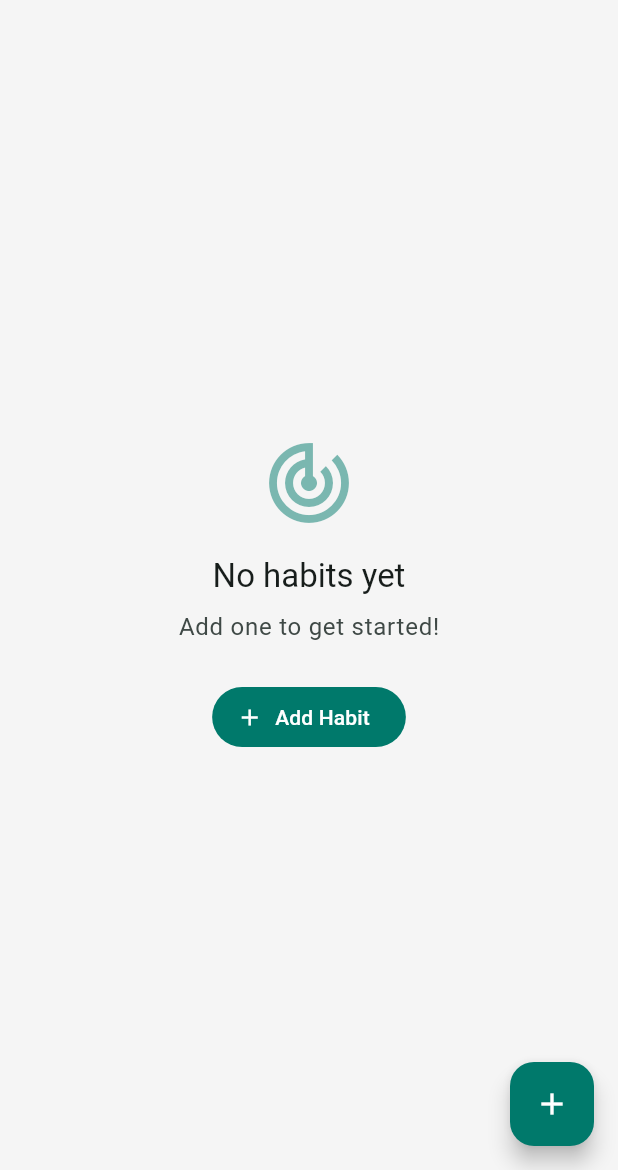
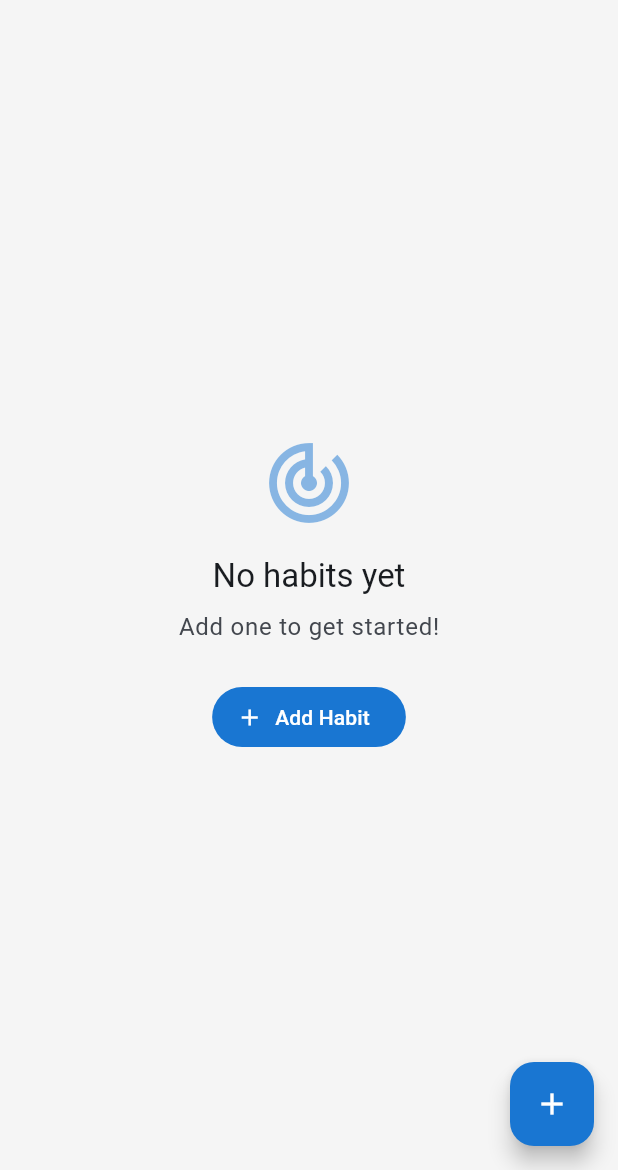
Before and after one commit to mrnithesh/streakbase, a Flutter app: the screen it shows after launch, on a phone screen of 412 x 824 dp, the part 66-1236 px from its top. Run offline on Flutter 3.47's test engine with Material 3 defaults, Android fonts, the phone set to English and light mode, and no system bars; our stand-ins replace flutter_heatmap_calendar, sqflite; missing offline and left inert: habit_tracker; accounts and stored records are empty.

```diff
--- a/lib/main.dart
+++ b/lib/main.dart
@@ -39,29 +39,29 @@ class MyApp extends StatelessWidget {
     final themeProvider = Provider.of<ThemeProvider>(context); // Listen to ThemeProvider
 
     final lightColorScheme = ColorScheme.fromSeed(
-      seedColor: const Color(0xFF00796B), // Teal as base
-      primary: const Color(0xFF00796B),   // Primary color
-      secondary: const Color(0xFF004D40), // Dark teal as secondary color
+      seedColor: const Color(0xFF1976D2), // Blue as base
+      primary: const Color(0xFF1976D2),   // Primary color
+      secondary: const Color(0xFF1565C0), // Dark blue as secondary color
       surface: const Color(0xFFF5F5F5),   // Light grey for surface
       background: const Color(0xFFFFFFFF), // White background
       error: const Color(0xFFD32F2F),     // Red for errors
     ).copyWith(
-      primaryContainer: const Color(0xFFB2DFDB), // Light teal for containers
-      secondaryContainer: const Color(0xFF004D40), // Dark teal for containers
+      primaryContainer: const Color(0xFFBBDEFB), // Light blue for containers
+      secondaryContainer: const Color(0xFF1565C0), // Dark blue for containers
       onPrimary: Colors.white, // Ensure good contrast for buttons
     );
 
     final darkColorScheme = ColorScheme.fromSeed(
-      seedColor: const Color(0xFF00796B),
+      seedColor: const Color(0xFF1976D2), // Blue as base
       brightness: Brightness.dark,
-      primary: const Color(0xFF80CBC4),
-      secondary: const Color(0xFF004D40),
-      surface: const Color(0xFF303030),
+      primary: const Color(0xFF90CAF9),
+      secondary: const Color(0xFF1E88E5),
+      surface: const Color.fromARGB(255, 28, 27, 27),
       background: const Color(0xFF121212),
       error: const Color(0xFFCF6679),
     ).copyWith(
-      primaryContainer: const Color(0xFF004D40),
-      secondaryContainer: const Color(0xFF80CBC4),
+      primaryContainer: const Color(0xFF1565C0),
+      secondaryContainer: const Color(0xFF90CAF9),
       onPrimary: Colors.black,
     );
 
```
Also changed, not shown: lib/widgets/habit_heatmap.dart (+20 -3 lines).
